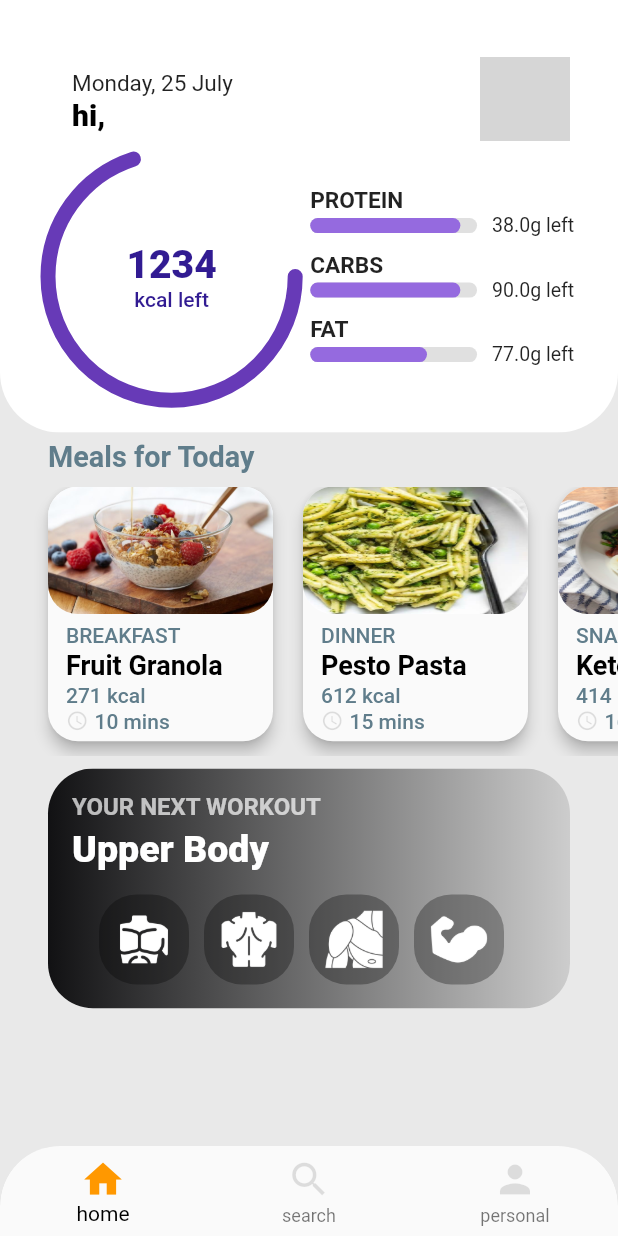
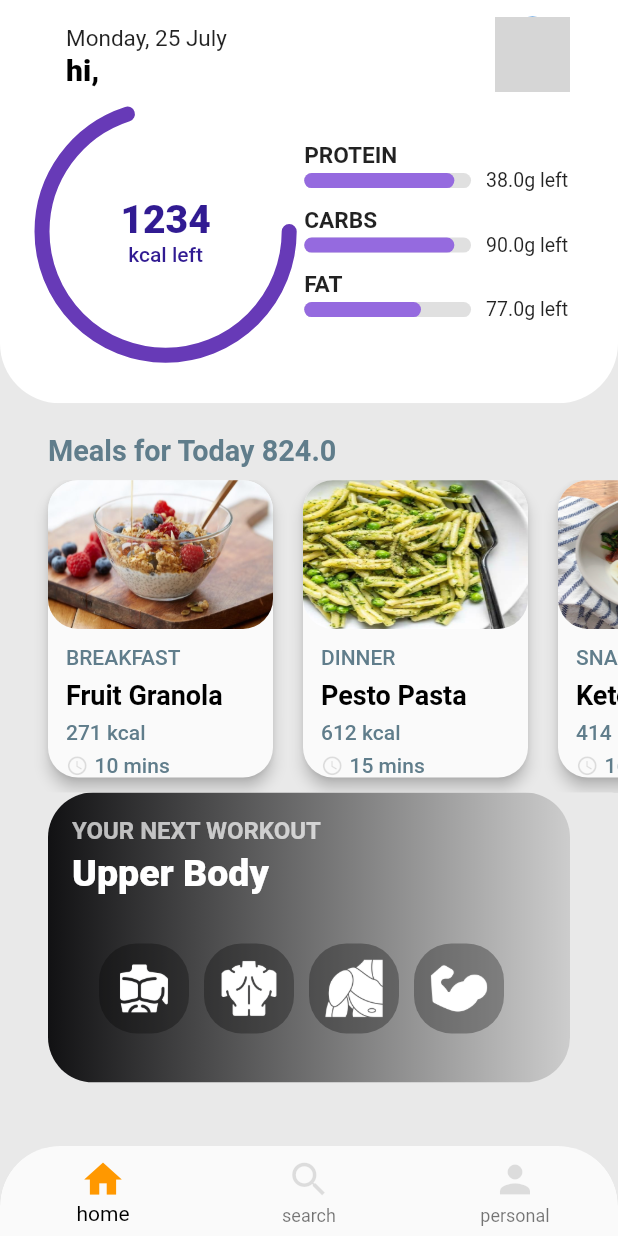
Before and after one commit to ltchannn/fitness-app-new-version, a Flutter app: the screen it shows once a user with an empty profile is signed in, on a phone screen of 412 x 824 dp. Run offline on Flutter 3.47's test engine with Material 2 defaults, Android fonts, the phone set to English and light mode, and no system bars; our stand-ins replace firebase_auth, firebase_core, font_awesome_flutter, google_sign_in, sizer, youtube_player_flutter; accounts and stored records are empty; network calls fail; grey boxes are pictures that could not be loaded.

Commit message:
25/7 updated

```diff
--- a/lib/ui/home_page.dart
+++ b/lib/ui/home_page.dart
@@ -1,12 +1,12 @@
 import 'package:flutter/material.dart';
 import 'package:firebase_auth/firebase_auth.dart';
-import 'package:my_project/ui/meal_detail_screen.dart';
-import 'package:my_project/ui/yyy.dart';
+import 'package:my_project/ui/workout.dart';
 import 'package:my_project/models/meals.dart';
-import 'package:vector_math/vector_math_64.dart' as math;
 import 'package:intl/intl.dart';
 import 'package:animations/animations.dart';
 import 'package:sizer/sizer.dart';
+import 'package:my_project/ui/mealcard.dart';
+import 'package:my_project/ui/radialprogress.dart';
 
 class HomeScreen extends StatefulWidget {
   HomeScreen({Key? key}) : super(key: key);
@@ -21,16 +21,21 @@ class _HomeScreenState extends State<HomeScreen> {
     final user = FirebaseAuth.instance.currentUser!;
     final height = MediaQuery.of(context).size.height;
     final width = MediaQuery.of(context).size.width;
+    var safepadding = MediaQuery.of(context).padding.top;
     final today = DateTime.now();
+    var limitheight =
+        (height - kBottomNavigationBarHeight - safepadding) * 0.35;
 
     return Scaffold(
       backgroundColor: Color(0xFFE9E9E9),
       body: SafeArea(
         child: Stack(
           children: <Widget>[
+            //top element
             Positioned(
               top: 0,
-              height: height * 0.35,
+              height:
+                  (height - kBottomNavigationBarHeight - safepadding) * 0.35,
               left: 0,
               right: 0,
               child: ClipRRect(
@@ -40,8 +45,8 @@ class _HomeScreenState extends State<HomeScreen> {
                 child: Container(
                   color: Colors.white,
                   padding: EdgeInsets.only(
-                    top: 30,
-                    left: 32,
+                    top: 0,
+                    left: 28,
                     right: 16,
                     bottom: 10,
                   ),
@@ -68,22 +73,28 @@ class _HomeScreenState extends State<HomeScreen> {
                         ),
                         trailing: (user.photoURL == null)
                             ? CircleAvatar(
-                                radius: 30,
+                                radius: 25,
                                 backgroundImage: NetworkImage(
                                     'https://upload.wikimedia.org/wikipedia/commons/thumb/b/bc/Unknown_person.jpg/925px-Unknown_person.jpg'),
                               )
                             : CircleAvatar(
-                                radius: 30,
+                                radius: 25,
                                 backgroundImage: NetworkImage(user.photoURL!),
                               ),
                       ),
                       Row(
                         children: <Widget>[
-                          _RadialProgress(
-                            width: width * 0.4,
-                            height: width * 0.4,
-                            progress: 0.7,
-                          ),
+                          (limitheight < 207)
+                              ? RadialProgress(
+                                  width: (width) * 0.3,
+                                  height: width * 0.3,
+                                  progress: 0.7,
+                                )
+                              : RadialProgress(
+                                  width: (width) * 0.4,
+                                  height: width * 0.4,
+                                  progress: 0.7,
+                                ),
                           SizedBox(
                             width: 10,
                           ),
@@ -128,12 +139,17 @@ class _HomeScreenState extends State<HomeScreen> {
                 ),
               ),
             ),
+            //middle element
             Positioned(
-              top: height * 0.35,
+              top: (height - kBottomNavigationBarHeight - safepadding) * 0.37,
               left: 0,
               right: 0,
               child: Container(
-                height: height * 0.5,
+                height: (height < 670)
+                    ? (height - kBottomNavigationBarHeight - safepadding - 14) *
+                        0.65
+                    : (height - kBottomNavigationBarHeight - safepadding - 14) *
+                        0.6,
                 child: Column(
                   crossAxisAlignment: CrossAxisAlignment.start,
                   children: <Widget>[
@@ -145,7 +161,7 @@ class _HomeScreenState extends State<HomeScreen> {
                         right: 16,
                       ),
                       child: Text(
-                        'Meals for Today',
+                        'Meals for Today ${height}',
                         style: TextStyle(
                           color: Colors.blueGrey,
                           fontSize: 14.sp,
@@ -162,14 +178,15 @@ class _HomeScreenState extends State<HomeScreen> {
                               width: 32,
                             ),
                             for (int i = 0; i < meals.length; i++)
-                              _MealCard(
+                              MealCard(
                                 meal: meals[i],
                               ),
                           ],
                         ),
                       ),
                     ),
-                    SizedBox(height: 1.h),
+
+                    //bottom element
                     Expanded(
                       child: OpenContainer(
                         closedElevation: 0,
@@ -184,7 +201,7 @@ class _HomeScreenState extends State<HomeScreen> {
                             onTap: openContainer,
                             child: Container(
                               margin: EdgeInsets.only(
-                                bottom: 20,
+                                bottom: 15,
                                 left: 32,
                                 right: 32,
                               ),
@@ -324,9 +341,6 @@ class _HomeScreenState extends State<HomeScreen> {
                         },
                       ),
                     ),
-                    SizedBox(
-                      height: 1.h,
-                    ),
                   ],
                 ),
               ),
@@ -402,180 +416,3 @@ class _IngredientProgress extends StatelessWidget {
     );
   }
 }
-
-class _RadialProgress extends StatelessWidget {
-  final double height, width, progress;
-
-  const _RadialProgress({
-    required this.height,
-    required this.width,
-    required this.progress,
-  });
-
-  @override
-  Widget build(BuildContext context) {
-    return CustomPaint(
-      painter: _RadialPainter(progress: 0.7),
-      child: Container(
-        height: height,
-        width: width,
-        child: Center(
-          child: RichText(
-              textAlign: TextAlign.center,
-              text: TextSpan(children: [
-                TextSpan(
-                  text: "1234",
-                  style: TextStyle(
-                    fontSize: 26,
-                    fontWeight: FontWeight.w800,
-                    color: Colors.deepPurple[900],
-                  ),
-                ),
-                TextSpan(text: "\n"),
-                TextSpan(
-                  text: "kcal left",
-                  style: TextStyle(
-                    fontSize: 14,
-                    fontWeight: FontWeight.w500,
-                    color: Colors.deepPurple[900],
-                  ),
-                ),
-              ])),
-        ),
-      ),
-    );
-  }
-}
-
-class _RadialPainter extends CustomPainter {
-  final double progress;
-
-  _RadialPainter({required this.progress});
-
-  @override
-  void paint(Canvas canvas, Size size) {
-    Paint paint = Paint()
-      ..strokeWidth = 10
-      ..color = Colors.deepPurple
-      ..style = PaintingStyle.stroke
-      ..strokeCap = StrokeCap.round;
-
-    Offset center = Offset(size.width / 2, size.height / 2);
-    //canvas.drawCircle(center, size.width / 2, paint);
-
-    double relativeProgress = 360 * progress;
-    canvas.drawArc(Rect.fromCircle(center: center, radius: size.width / 2),
-        math.radians(0), math.radians(relativeProgress), false, paint);
-  }
-
-  @override
-  bool shouldRepaint(_RadialPainter oldDelegate) => true;
-
-  @override
-  bool shouldRebuildSemantics(_RadialPainter oldDelegate) => false;
-}
-
-class _MealCard extends StatelessWidget {
-  final Meal meal;
-
-  const _MealCard({Key? key, required this.meal}) : super(key: key);
-
-  @override
-  Widget build(BuildContext context) {
-    return Container(
-      margin: EdgeInsets.only(right: 20, bottom: 10),
-      child: GestureDetector(
-        onTap: () {
-          Navigator.of(context).push(
-            MaterialPageRoute(
-              builder: (context) => MealDetailScreen(
-                meal: meal,
-              ),
-            ),
-          );
-        },
-        child: Material(
-          borderRadius: BorderRadius.all(Radius.circular(20)),
-          elevation: 4,
-          child: Column(
-              crossAxisAlignment: CrossAxisAlignment.start,
-              mainAxisSize: MainAxisSize.max,
-              children: <Widget>[
-                Flexible(
-                  fit: FlexFit.tight,
-                  child: ClipRRect(
-                    borderRadius: BorderRadius.all(Radius.circular(20)),
-                    child: Image.asset(
-                      meal.imagePath,
-                      width: 150,
-                      fit: BoxFit.fill,
-                    ),
-                  ),
-                ),
-                Flexible(
-                    fit: FlexFit.tight,
-                    child: Padding(
-                      padding: const EdgeInsets.only(left: 12.0),
-                      child: Column(
-                        crossAxisAlignment: CrossAxisAlignment.start,
-                        mainAxisAlignment: MainAxisAlignment.spaceBetween,
-                        children: <Widget>[
-                          SizedBox(
-                            height: 5,
-                          ),
-                          Text(
-                            meal.mealTime,
-                            style: TextStyle(
-                              fontWeight: FontWeight.w500,
-                              fontSize: 14,
-                              color: Colors.blueGrey,
-                            ),
-                          ),
-                          Text(
-                            meal.name,
-                            style: TextStyle(
-                              fontWeight: FontWeight.w700,
-                              fontSize: 18,
-                              color: Colors.black,
-                            ),
-                          ),
-                          Text(
-                            '${meal.kiloCaloriesBurnt} kcal',
-                            style: TextStyle(
-                              fontWeight: FontWeight.w500,
-                              fontSize: 14,
-                              color: Colors.blueGrey,
-                            ),
-                          ),
-                          Row(
-                            children: <Widget>[
-                              Icon(
-                                Icons.access_time,
-                                size: 15,
-                                color: Colors.black12,
-                              ),
-                              SizedBox(
-                                width: 4,
-                              ),
-                              Text(
-                                "${meal.timeTaken} mins",
-                                style: TextStyle(
-                                  fontWeight: FontWeight.w500,
-                                  fontSize: 14,
-                                  color: Colors.blueGrey,
-                                ),
-                              ),
-                            ],
-                          ),
-                          SizedBox(
-                            height: 0.5.h,
-                          ),
-                        ],
-                      ),
-                    ))
-              ]),
-        ),
-      ),
-    );
-  }
-}
--- /dev/null
+++ b/lib/ui/mealcard.dart
@@ -0,0 +1,109 @@
+import 'package:flutter/material.dart';
+import 'package:my_project/models/meals.dart';
+import 'package:my_project/ui/meal_detail_screen.dart';
+import 'package:sizer/sizer.dart';
+
+class MealCard extends StatelessWidget {
+  final Meal meal;
+
+  const MealCard({Key? key, required this.meal}) : super(key: key);
+
+  @override
+  Widget build(BuildContext context) {
+    final height = MediaQuery.of(context).size.height;
+    return Container(
+      //height: (height - kBottomNavigationBarHeight) * 0.3,
+      margin: EdgeInsets.only(right: 20, bottom: 10),
+      child: GestureDetector(
+        onTap: () {
+          Navigator.of(context).push(
+            MaterialPageRoute(
+              builder: (context) => MealDetailScreen(
+                meal: meal,
+              ),
+            ),
+          );
+        },
+        child: Material(
+          borderRadius: BorderRadius.all(Radius.circular(20)),
+          elevation: 4,
+          child: Column(
+              crossAxisAlignment: CrossAxisAlignment.start,
+              mainAxisSize: MainAxisSize.max,
+              children: <Widget>[
+                Flexible(
+                  fit: FlexFit.tight,
+                  child: ClipRRect(
+                    borderRadius: BorderRadius.all(Radius.circular(20)),
+                    child: Image.asset(
+                      meal.imagePath,
+                      width: 150,
+                      fit: BoxFit.fill,
+                    ),
+                  ),
+                ),
+                Flexible(
+                  fit: FlexFit.tight,
+                  child: Padding(
+                    padding: const EdgeInsets.only(left: 12.0),
+                    child: Column(
+                      crossAxisAlignment: CrossAxisAlignment.start,
+                      mainAxisAlignment: MainAxisAlignment.spaceBetween,
+                      children: <Widget>[
+                        SizedBox(
+                          height: 5,
+                        ),
+                        Text(
+                          meal.mealTime,
+                          style: TextStyle(
+                            fontWeight: FontWeight.w500,
+                            fontSize: 14,
+                            color: Colors.blueGrey,
+                          ),
+                        ),
+                        Text(
+                          meal.name,
+                          style: TextStyle(
+                            fontWeight: FontWeight.w700,
+                            fontSize: 18,
+                            color: Colors.black,
+                          ),
+                        ),
+                        Text(
+                          '${meal.kiloCaloriesBurnt} kcal',
+                          style: TextStyle(
+                            fontWeight: FontWeight.w500,
+                            fontSize: 14,
+                            color: Colors.blueGrey,
+                          ),
+                        ),
+                        Row(
+                          children: <Widget>[
+                            Icon(
+                              Icons.access_time,
+                              size: 15,
+                              color: Colors.black12,
+                            ),
+                            SizedBox(
+                              width: 4,
+                            ),
+                            Text(
+                              "${meal.timeTaken} mins",
+                              style: TextStyle(
+                                fontWeight: FontWeight.w500,
+                                fontSize: 14,
+                                color: Colors.blueGrey,
+                              ),
+                            ),
+                          ],
+                        ),
+                      ],
+                    ),
+                  ),
+                ),
+              ]),
+        ),
+      ),
+    );
+  }
+}
--- a/lib/ui/profile_screen.dart
+++ b/lib/ui/profile_screen.dart
@@ -20,11 +20,9 @@ class _ProfileScreenState extends State<ProfileScreen> {
 
   @override
   Widget build(BuildContext context) {
-    final user = FirebaseAuth.instance.currentUser!;
-    final height = MediaQuery.of(context).size.height;
-    final width = MediaQuery.of(context).size.width;
-    final today = DateTime.now();
-
+    return OrientationBuilder(builder: (context, orientaion) {
+      switch (orientaion) {
+        case Orientation.portrait:
           return Scaffold(
             body: screens[currentIndex],
             backgroundColor: Color(0xFFE9E9E9),
@@ -61,6 +59,16 @@ class _ProfileScreenState extends State<ProfileScreen> {
               ),
             ),
           );
+
+          break;
+
+        case Orientation.landscape:
+          return Scaffold(
+            body: screens[currentIndex],
+          );
+          break;
+      }
+    });
   }
 }
 
--- /dev/null
+++ b/lib/ui/radialprogress.dart
@@ -0,0 +1,74 @@
+import 'package:flutter/material.dart';
+import 'package:vector_math/vector_math_64.dart' as math;
+
+class RadialProgress extends StatelessWidget {
+  final double height, width, progress;
+
+  const RadialProgress({
+    required this.height,
+    required this.width,
+    required this.progress,
+  });
+
+  @override
+  Widget build(BuildContext context) {
+    return CustomPaint(
+      painter: RadialPainter(progress: 0.7),
+      child: Container(
+        height: height,
+        width: width,
+        child: Center(
+          child: RichText(
+              textAlign: TextAlign.center,
+              text: TextSpan(children: [
+                TextSpan(
+                  text: "1234",
+                  style: TextStyle(
+                    fontSize: 26,
+                    fontWeight: FontWeight.w800,
+                    color: Colors.deepPurple[900],
+                  ),
+                ),
+                TextSpan(text: "\n"),
+                TextSpan(
+                  text: "kcal left",
+                  style: TextStyle(
+                    fontSize: 14,
+                    fontWeight: FontWeight.w500,
+                    color: Colors.deepPurple[900],
+                  ),
+                ),
+              ])),
+        ),
+      ),
+    );
+  }
+}
+
+class RadialPainter extends CustomPainter {
+  final double progress;
+
+  RadialPainter({required this.progress});
+
+  @override
+  void paint(Canvas canvas, Size size) {
+    Paint paint = Paint()
+      ..strokeWidth = 10
+      ..color = Colors.deepPurple
+      ..style = PaintingStyle.stroke
+      ..strokeCap = StrokeCap.round;
+
+    Offset center = Offset(size.width / 2, size.height / 2);
+    //canvas.drawCircle(center, size.width / 2, paint);
+
+    double relativeProgress = 360 * progress;
+    canvas.drawArc(Rect.fromCircle(center: center, radius: size.width / 2),
+        math.radians(0), math.radians(relativeProgress), false, paint);
+  }
+
+  @override
+  bool shouldRepaint(RadialPainter oldDelegate) => true;
+
+  @override
+  bool shouldRebuildSemantics(RadialPainter oldDelegate) => false;
+}
```
Also changed, not shown: lib/Widgets/search.dart (added, +42 -0 lines), lib/ui/login_screen.dart (+10 -10 lines), lib/ui/personal_page.dart (+5 -8 lines), lib/ui/search_page.dart (+32 -36 lines), lib/videos/video.dart (+6 -5 lines), lib/ui/workout.dart (renamed from lib/ui/yyy.dart). Lines whose indentation alone changed are shown as unchanged.
